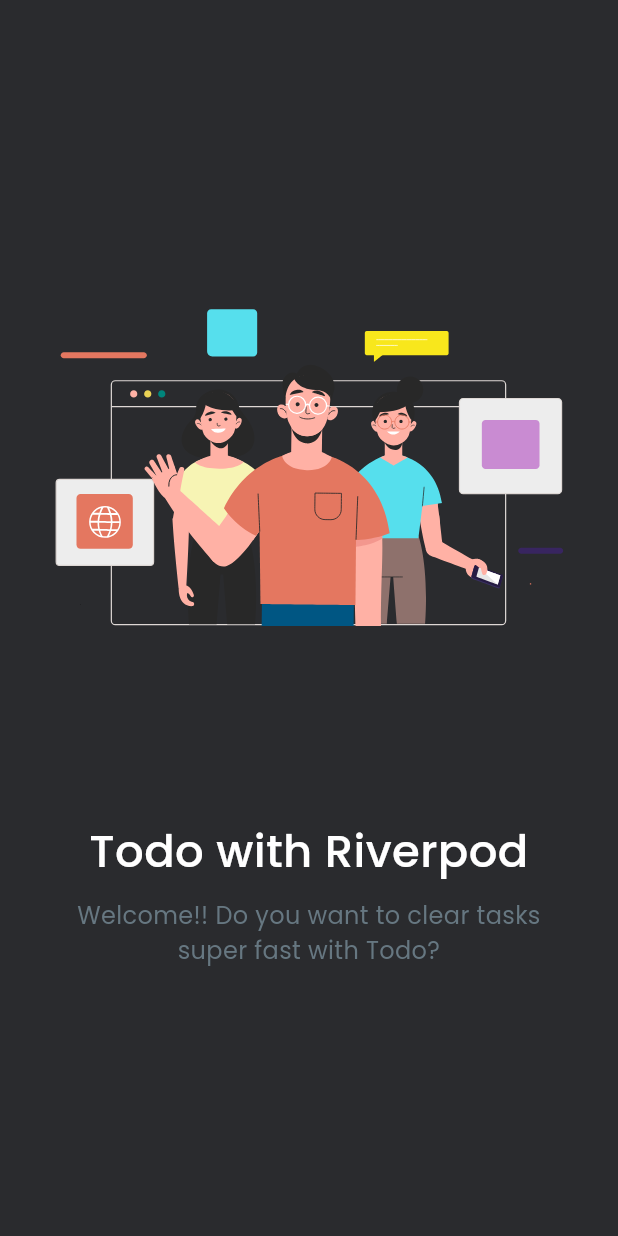
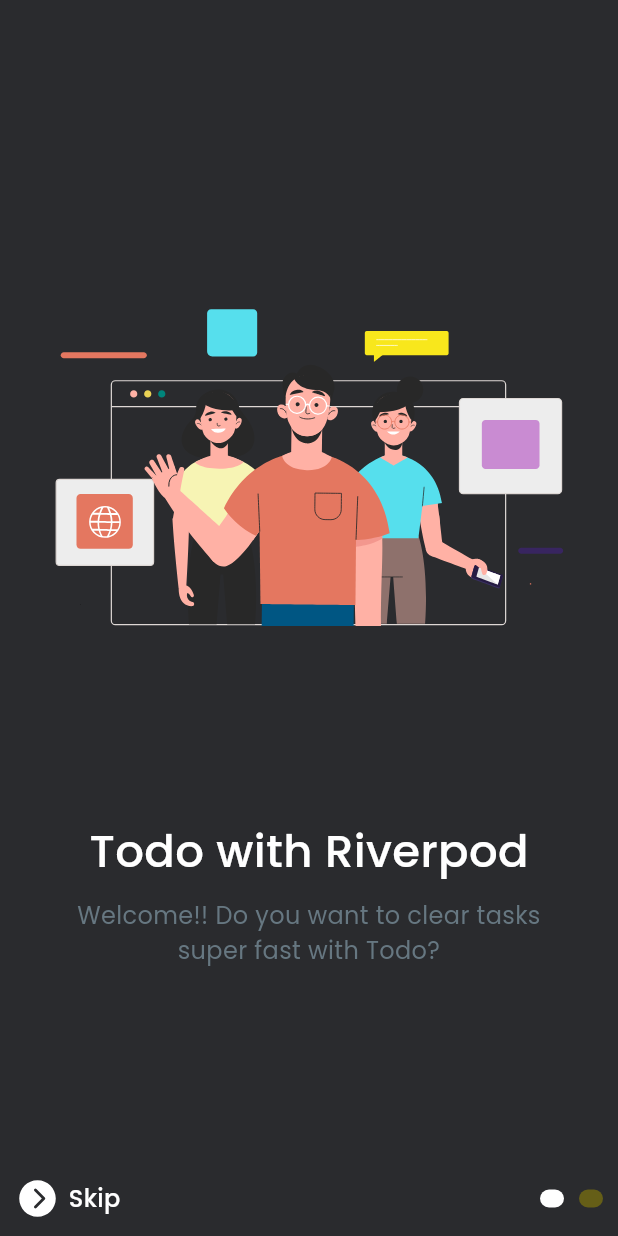
Before and after one commit to shwehnin/task_management, a Flutter app: the screen it shows after launch, on a phone screen of 412 x 824 dp. Run offline on Flutter 3.47's test engine with Material 3 defaults, Android fonts, the phone set to English and light mode, and no system bars; drawn by our look-alikes of smooth_page_indicator; our stand-ins replace flutter_screenutil, flutter_vector_icons, google_fonts, lottie.

Commit message:
onboarding screen ui

```diff
--- /dev/null
+++ b/lib/core/common/widgets/fading_text.dart
@@ -0,0 +1,36 @@
+import 'package:flutter/material.dart';
+import 'package:google_fonts/google_fonts.dart';
+import 'package:task_management/core/res/app_colors.dart';
+
+class FadingText extends StatelessWidget {
+  final String text;
+  final double? fontSize;
+  final FontWeight? fontWeight;
+  final Color? color;
+  final TextAlign? textAlign;
+
+  const FadingText(
+    this.text, {
+    super.key,
+    this.fontSize,
+    this.fontWeight,
+    this.color,
+    this.textAlign,
+  });
+
+  @override
+  Widget build(BuildContext context) {
+    return Text(
+      text,
+      maxLines: 1,
+      softWrap: false,
+      overflow: TextOverflow.fade,
+      textAlign: textAlign ?? TextAlign.left,
+      style: GoogleFonts.poppins(
+        fontSize: fontSize,
+        fontWeight: fontWeight ?? FontWeight.normal,
+        color: color ?? AppColors.light,
+      ),
+    );
+  }
+}
--- a/lib/features/onboarding/views/onboarding_screen.dart
+++ b/lib/features/onboarding/views/onboarding_screen.dart
@@ -3,43 +3,86 @@ import 'package:flutter/material.dart';
 import 'package:google_fonts/google_fonts.dart';
 import 'package:task_management/core/res/image_res.dart';
 import 'package:task_management/core/res/app_colors.dart';
-import 'package:task_management/core/common/white_space.dart';
+import 'package:flutter_vector_icons/flutter_vector_icons.dart';
+import 'package:smooth_page_indicator/smooth_page_indicator.dart';
+import 'package:task_management/core/common/widgets/fading_text.dart';
+import 'package:task_management/core/common/widgets/white_space.dart';
+import 'package:task_management/features/onboarding/views/widgets/first_page.dart';
+import 'package:task_management/features/onboarding/views/widgets/second_page.dart';
 
-class OnboardingScreen extends StatelessWidget {
+class OnboardingScreen extends StatefulWidget {
   const OnboardingScreen({super.key});
+
+  @override
+  State<OnboardingScreen> createState() => _OnboardingScreenState();
+}
+
+class _OnboardingScreenState extends State<OnboardingScreen> {
+  final pageController = PageController();
+
+  @override
+  void dispose() {
+    super.dispose();
+    pageController.dispose();
+  }
 
   @override
   Widget build(BuildContext context) {
     return Scaffold(
       backgroundColor: AppColors.darkBackground,
       body: SafeArea(
-        child: Container(
-          padding: const EdgeInsets.symmetric(horizontal: 30),
-          child: Column(
-            mainAxisAlignment: MainAxisAlignment.center,
-            children: [
-              Lottie.asset(ImageRes.onboarding),
-              const WhiteSpace(height: 100),
-              Text(
-                'Todo with Riverpod',
-                style: GoogleFonts.poppins(
-                    fontSize: 30,
-                    fontWeight: FontWeight.w500,
-                    color: AppColors.light),
-                textAlign: TextAlign.center,
+        child: Stack(
+          alignment: Alignment.bottomCenter,
+          children: [
+            PageView(
+              controller: pageController,
+              children: const [FirstPage(), SecondPage()],
+            ),
+            Padding(
+              padding: const EdgeInsets.symmetric(horizontal: 10)
+                  .copyWith(bottom: 10),
+              child: Row(
+                mainAxisAlignment: MainAxisAlignment.spaceBetween,
+                children: [
+                  GestureDetector(
+                    behavior: HitTestBehavior.opaque,
+                    onTap: () {
+                      pageController.nextPage(
+                          duration: const Duration(milliseconds: 300),
+                          curve: Curves.bounceInOut);
+                    },
+                    child: const Row(
+                      children: [
+                        Icon(
+                          Ionicons.chevron_forward_circle,
+                          size: 30,
+                          color: AppColors.light,
+                        ),
+                        WhiteSpace(
+                          width: 5,
+                        ),
+                        FadingText(
+                          "Skip",
+                          fontSize: 16,
+                          fontWeight: FontWeight.w500,
+                        )
+                      ],
+                    ),
+                  ),
+                  SmoothPageIndicator(
+                    controller: pageController,
+                    count: 2,
+                    effect: WormEffect(
+                      dotHeight: 12,
+                      spacing: 10,
+                      dotColor: AppColors.yellow.withOpacity(.5),
+                      activeDotColor: AppColors.light,
+                    ),
+                  )
+                ],
               ),
-              const WhiteSpace(height: 10),
-              Text(
-                "Welcome!! Do you want to clear tasks super fast with Todo?",
-                style: GoogleFonts.poppins(
-                  fontSize: 16,
-                  fontWeight: FontWeight.normal,
-                  color: AppColors.lightGray,
-                ),
-                textAlign: TextAlign.center,
-              )
-            ],
-          ),
+            )
+          ],
         ),
       ),
     );
--- /dev/null
+++ b/lib/features/onboarding/views/widgets/first_page.dart
@@ -0,0 +1,43 @@
+import 'package:lottie/lottie.dart';
+import 'package:flutter/material.dart';
+import '../../../../core/res/image_res.dart';
+import '../../../../core/res/app_colors.dart';
+import 'package:google_fonts/google_fonts.dart';
+import '../../../../core/common/widgets/fading_text.dart';
+import '../../../../core/common/widgets/white_space.dart';
+
+
+class FirstPage extends StatelessWidget {
+  const FirstPage({super.key});
+
+  @override
+  Widget build(BuildContext context) {
+    return Padding(
+      padding: const EdgeInsets.symmetric(horizontal: 30),
+      child: Column(
+        mainAxisAlignment: MainAxisAlignment.center,
+        children: [
+          Lottie.asset(ImageRes.onboarding),
+          const WhiteSpace(height: 100),
+          const FadingText(
+            'Todo with Riverpod',
+            fontSize: 30,
+            fontWeight: FontWeight.w500,
+            color: AppColors.light,
+            textAlign: TextAlign.center,
+          ),
+          const WhiteSpace(height: 10),
+          Text(
+            "Welcome!! Do you want to clear tasks super fast with Todo?",
+            style: GoogleFonts.poppins(
+              fontSize: 16,
+              fontWeight: FontWeight.normal,
+              color: AppColors.lightGray,
+            ),
+            textAlign: TextAlign.center,
+          ),
+        ],
+      ),
+    );
+  }
+}
--- a/pubspec.yaml
+++ b/pubspec.yaml
@@ -16,6 +16,9 @@ dependencies:
   lottie: ^3.1.3
   flutter_screenutil: ^5.9.3
   google_fonts: ^6.2.1
+  flutter_vector_icons: ^2.0.0
+  smooth_page_indicator: ^1.2.0+3
+  path_provider: ^2.1.5
 
 dev_dependencies:
   flutter_test:
```
Also changed, not shown: lib/core/common/widgets/round_button.dart (added, +33 -0 lines), lib/core/common/widgets/white_space.dart (renamed from lib/core/common/white_space.dart, +5 -3 lines), lib/features/onboarding/views/widgets/second_page.dart (added, +27 -0 lines), pubspec.lock.
